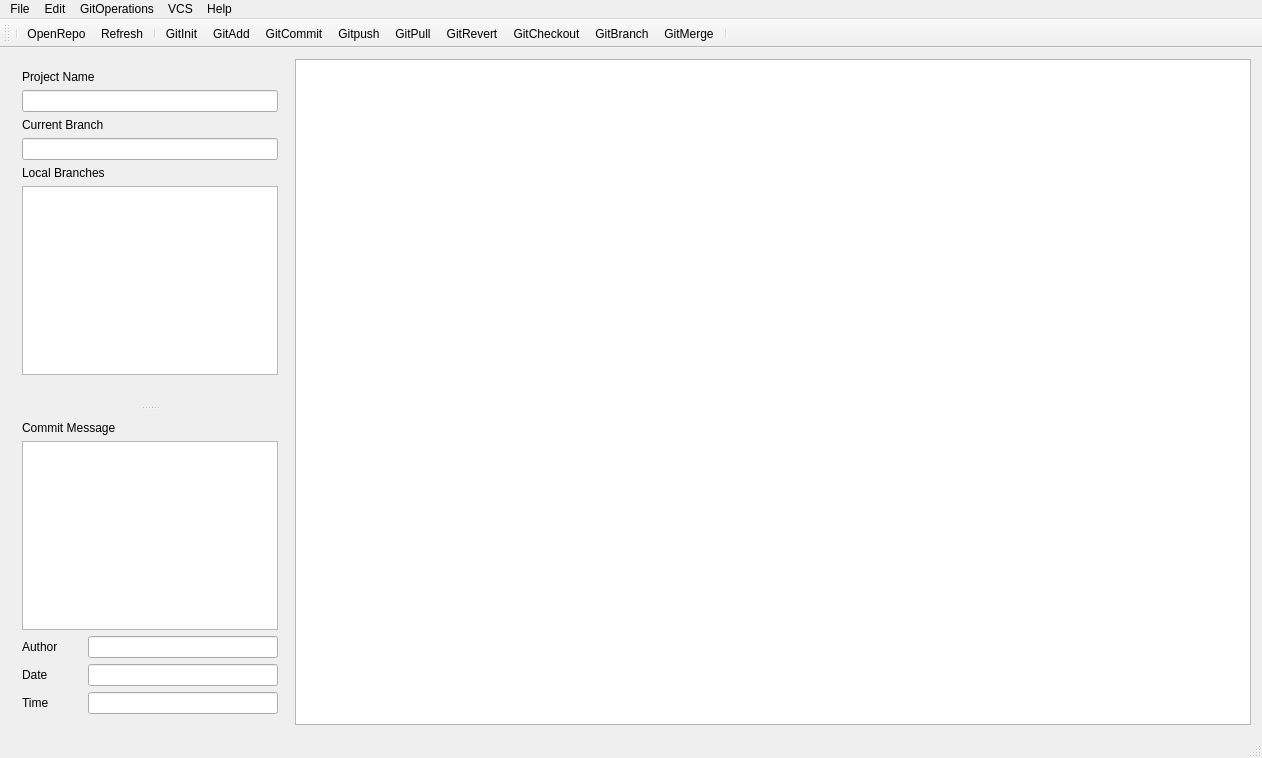
Before: the Qt Designer form mainwindow.ui in AnthonyChiavelli/GitVisualizationTool, drawn with Qt 5.
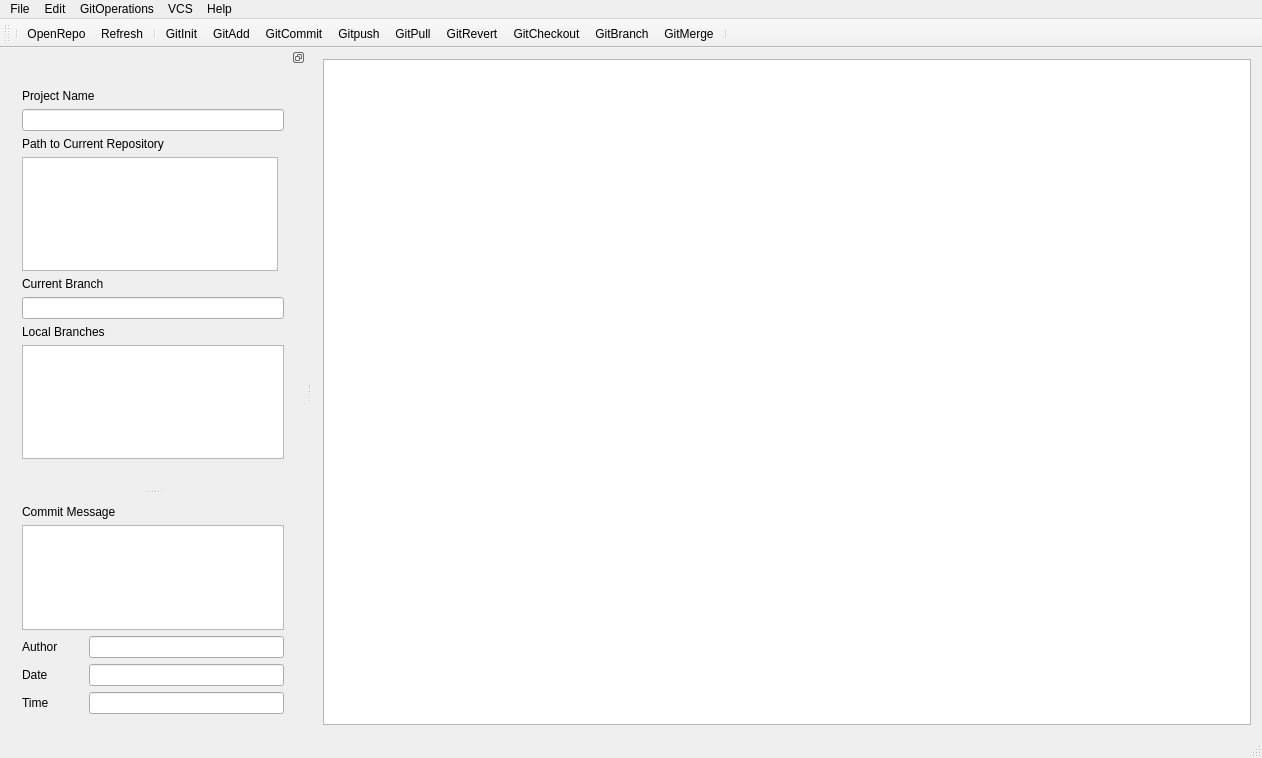
After: the same form once the commit is applied. Icons and pictures are not drawn.

Commit message: Added QDockWidget as side panel for testing

The edit to the form file:
```diff
--- a/mainwindow.ui
+++ b/mainwindow.ui
@@ -20,8 +20,8 @@
      <verstretch>0</verstretch>
     </sizepolicy>
    </property>
-   <layout class="QGridLayout" name="gridLayout_4">
-    <item row="0" column="1">
+   <layout class="QHBoxLayout" name="horizontalLayout">
+    <item>
      <widget class="QGraphicsView" name="graphicsView">
       <property name="sizePolicy">
        <sizepolicy hsizetype="MinimumExpanding" vsizetype="MinimumExpanding">
@@ -37,151 +37,6 @@
       </property>
      </widget>
     </item>
-    <item row="0" column="0">
-     <widget class="QSplitter" name="splitter">
-      <property name="sizePolicy">
-       <sizepolicy hsizetype="Maximum" vsizetype="Expanding">
-        <horstretch>0</horstretch>
-        <verstretch>0</verstretch>
-       </sizepolicy>
-      </property>
-      <property name="maximumSize">
-       <size>
-        <width>16777215</width>
-        <height>16777215</height>
-       </size>
-      </property>
-      <property name="orientation">
-       <enum>Qt::Vertical</enum>
-      </property>
-      <widget class="QWidget" name="">
-       <layout class="QGridLayout" name="gridLayout_2">
-        <item row="4" column="0">
-         <widget class="QLabel" name="GitStatusLabel">
-          <property name="text">
-           <string>Local Branches</string>
-          </property>
-         </widget>
-        </item>
-        <item row="2" column="0">
-         <widget class="QLabel" name="BranchLabel">
-          <property name="text">
-           <string>Current Branch</string>
-          </property>
-          <property name="buddy">
-           <cstring>BranchLineEdit</cstring>
-          </property>
-         </widget>
-        </item>
-        <item row="5" column="0" colspan="2">
-         <widget class="QTextBrowser" name="GitStatusTextBrowser">
-          <property name="focusPolicy">
-           <enum>Qt::NoFocus</enum>
-          </property>
-         </widget>
-        </item>
-        <item row="0" column="0">
-         <widget class="QLabel" name="ProjectLabel">
-          <property name="text">
-           <string>Project Name</string>
-          </property>
-          <property name="buddy">
-           <cstring>ProjectLineEdit</cstring>
-          </property>
-         </widget>
-        </item>
-        <item row="3" column="0" colspan="2">
-         <widget class="QLineEdit" name="BranchLineEdit"/>
-        </item>
-        <item row="1" column="0" colspan="2">
-         <widget class="QLineEdit" name="ProjectLineEdit">
-          <property name="sizePolicy">
-           <sizepolicy hsizetype="Expanding" vsizetype="Fixed">
-            <horstretch>0</horstretch>
-            <verstretch>0</verstretch>
-           </sizepolicy>
-          </property>
-         </widget>
-        </item>
-        <item row="6" column="0">
-         <spacer name="verticalSpacer">
-          <property name="orientation">
-           <enum>Qt::Vertical</enum>
-          </property>
-          <property name="sizeType">
-           <enum>QSizePolicy::Fixed</enum>
-          </property>
-          <property name="sizeHint" stdset="0">
-           <size>
-            <width>20</width>
-            <height>20</height>
-           </size>
-          </property>
-         </spacer>
-        </item>
-       </layout>
-      </widget>
-      <widget class="QWidget" name="">
-       <layout class="QGridLayout" name="gridLayout">
-        <item row="6" column="0">
-         <widget class="QLabel" name="AuthorLabel">
-          <property name="text">
-           <string>Author</string>
-          </property>
-          <property name="buddy">
-           <cstring>AuthorLineEdit</cstring>
-          </property>
-         </widget>
-        </item>
-        <item row="8" column="1" colspan="3">
-         <widget class="QLineEdit" name="TimeLineEdit"/>
-        </item>
-        <item row="7" column="0">
-         <widget class="QLabel" name="label_5">
-          <property name="text">
-           <string>Date</string>
-          </property>
-          <property name="buddy">
-           <cstring>DateLineEdit</cstring>
-          </property>
-         </widget>
-        </item>
-        <item row="6" column="1" colspan="3">
-         <widget class="QLineEdit" name="AuthorLineEdit"/>
-        </item>
-        <item row="7" column="1" colspan="3">
-         <widget class="QLineEdit" name="DateLineEdit"/>
-        </item>
-        <item row="0" column="0" colspan="3">
-         <widget class="QLabel" name="CommitMessageLabel">
-          <property name="sizePolicy">
-           <sizepolicy hsizetype="Preferred" vsizetype="Fixed">
-            <horstretch>0</horstretch>
-            <verstretch>0</verstretch>
-           </sizepolicy>
-          </property>
-          <property name="text">
-           <string>Commit Message</string>
-          </property>
-         </widget>
-        </item>
-        <item row="8" column="0">
-         <widget class="QLabel" name="label_8">
-          <property name="text">
-           <string>Time</string>
-          </property>
-          <property name="buddy">
-           <cstring>TimeLineEdit</cstring>
-          </property>
-         </widget>
-        </item>
-        <item row="5" column="0" colspan="4">
-         <widget class="QTextBrowser" name="commitMessageTxt"/>
-        </item>
-       </layout>
-      </widget>
-     </widget>
-    </item>
    </layout>
   </widget>
   <widget class="QToolBar" name="mainToolBar">
@@ -272,6 +127,200 @@
    <addaction name="menuVCS"/>
    <addaction name="menuHelp"/>
   </widget>
+  <widget class="QDockWidget" name="detailsPane">
+   <property name="sizePolicy">
+    <sizepolicy hsizetype="MinimumExpanding" vsizetype="Preferred">
+     <horstretch>0</horstretch>
+     <verstretch>0</verstretch>
+    </sizepolicy>
+   </property>
+   <property name="minimumSize">
+    <size>
+     <width>300</width>
+     <height>600</height>
+    </size>
+   </property>
+   <property name="maximumSize">
+    <size>
+     <width>500</width>
+     <height>524287</height>
+    </size>
+   </property>
+   <property name="floating">
+    <bool>false</bool>
+   </property>
+   <property name="features">
+    <set>QDockWidget::DockWidgetFloatable</set>
+   </property>
+   <property name="allowedAreas">
+    <set>Qt::LeftDockWidgetArea|Qt::RightDockWidgetArea</set>
+   </property>
+   <property name="windowTitle">
+    <string/>
+   </property>
+   <attribute name="dockWidgetArea">
+    <number>1</number>
+   </attribute>
+   <widget class="QWidget" name="dockWidgetContents_3">
+    <layout class="QGridLayout" name="gridLayout_4">
+     <item row="0" column="0">
+      <widget class="QSplitter" name="splitter">
+       <property name="sizePolicy">
+        <sizepolicy hsizetype="Maximum" vsizetype="Expanding">
+         <horstretch>0</horstretch>
+         <verstretch>0</verstretch>
+        </sizepolicy>
+       </property>
+       <property name="maximumSize">
+        <size>
+         <width>16777215</width>
+         <height>16777215</height>
+        </size>
+       </property>
+       <property name="orientation">
+        <enum>Qt::Vertical</enum>
+       </property>
+       <widget class="QWidget" name="">
+        <layout class="QGridLayout" name="gridLayout_2">
+         <item row="6" column="0">
+          <widget class="QLabel" name="GitStatusLabel">
+           <property name="text">
+            <string>Local Branches</string>
+           </property>
+          </widget>
+         </item>
+         <item row="4" column="0">
+          <widget class="QLabel" name="BranchLabel">
+           <property name="text">
+            <string>Current Branch</string>
+           </property>
+           <property name="buddy">
+            <cstring>BranchLineEdit</cstring>
+           </property>
+          </widget>
+         </item>
+         <item row="5" column="0" colspan="2">
+          <widget class="QLineEdit" name="BranchLineEdit"/>
+         </item>
+         <item row="2" column="0">
+          <widget class="QLabel" name="label">
+           <property name="text">
+            <string>Path to Current Repository</string>
+           </property>
+          </widget>
+         </item>
+         <item row="7" column="0" colspan="2">
+          <widget class="QTextBrowser" name="GitStatusTextBrowser">
+           <property name="focusPolicy">
+            <enum>Qt::NoFocus</enum>
+           </property>
+          </widget>
+         </item>
+         <item row="1" column="0" colspan="2">
+          <widget class="QLineEdit" name="ProjectLineEdit">
+           <property name="sizePolicy">
+            <sizepolicy hsizetype="Expanding" vsizetype="Fixed">
+             <horstretch>0</horstretch>
+             <verstretch>0</verstretch>
+            </sizepolicy>
+           </property>
+          </widget>
+         </item>
+         <item row="0" column="0">
+          <widget class="QLabel" name="ProjectLabel">
+           <property name="text">
+            <string>Project Name</string>
+           </property>
+           <property name="buddy">
+            <cstring>ProjectLineEdit</cstring>
+           </property>
+          </widget>
+         </item>
+         <item row="8" column="0">
+          <spacer name="verticalSpacer">
+           <property name="orientation">
+            <enum>Qt::Vertical</enum>
+           </property>
+           <property name="sizeType">
+            <enum>QSizePolicy::Fixed</enum>
+           </property>
+           <property name="sizeHint" stdset="0">
+            <size>
+             <width>20</width>
+             <height>20</height>
+            </size>
+           </property>
+          </spacer>
+         </item>
+         <item row="3" column="0">
+          <widget class="QTextBrowser" name="textBrowser"/>
+         </item>
+        </layout>
+       </widget>
+       <widget class="QWidget" name="">
+        <layout class="QGridLayout" name="gridLayout">
+         <item row="6" column="0">
+          <widget class="QLabel" name="AuthorLabel">
+           <property name="text">
+            <string>Author</string>
+           </property>
+           <property name="buddy">
+            <cstring>AuthorLineEdit</cstring>
+           </property>
+          </widget>
+         </item>
+         <item row="8" column="1" colspan="3">
+          <widget class="QLineEdit" name="TimeLineEdit"/>
+         </item>
+         <item row="7" column="0">
+          <widget class="QLabel" name="label_5">
+           <property name="text">
+            <string>Date</string>
+           </property>
+           <property name="buddy">
+            <cstring>DateLineEdit</cstring>
+           </property>
+          </widget>
+         </item>
+         <item row="6" column="1" colspan="3">
+          <widget class="QLineEdit" name="AuthorLineEdit"/>
+         </item>
+         <item row="7" column="1" colspan="3">
+          <widget class="QLineEdit" name="DateLineEdit"/>
+         </item>
+         <item row="0" column="0" colspan="3">
+          <widget class="QLabel" name="CommitMessageLabel">
+           <property name="sizePolicy">
+            <sizepolicy hsizetype="Preferred" vsizetype="Fixed">
+             <horstretch>0</horstretch>
+             <verstretch>0</verstretch>
+            </sizepolicy>
+           </property>
+           <property name="text">
+            <string>Commit Message</string>
+           </property>
+          </widget>
+         </item>
+         <item row="8" column="0">
+          <widget class="QLabel" name="label_8">
+           <property name="text">
+            <string>Time</string>
+           </property>
+           <property name="buddy">
+            <cstring>TimeLineEdit</cstring>
+           </property>
+          </widget>
+         </item>
+         <item row="5" column="0" colspan="4">
+          <widget class="QTextBrowser" name="commitMessageTxt"/>
+         </item>
+        </layout>
+       </widget>
+      </widget>
+     </item>
+    </layout>
+   </widget>
+  </widget>
   <action name="actionOpen">
    <property name="text">
     <string>Select Project Path</string>
```
